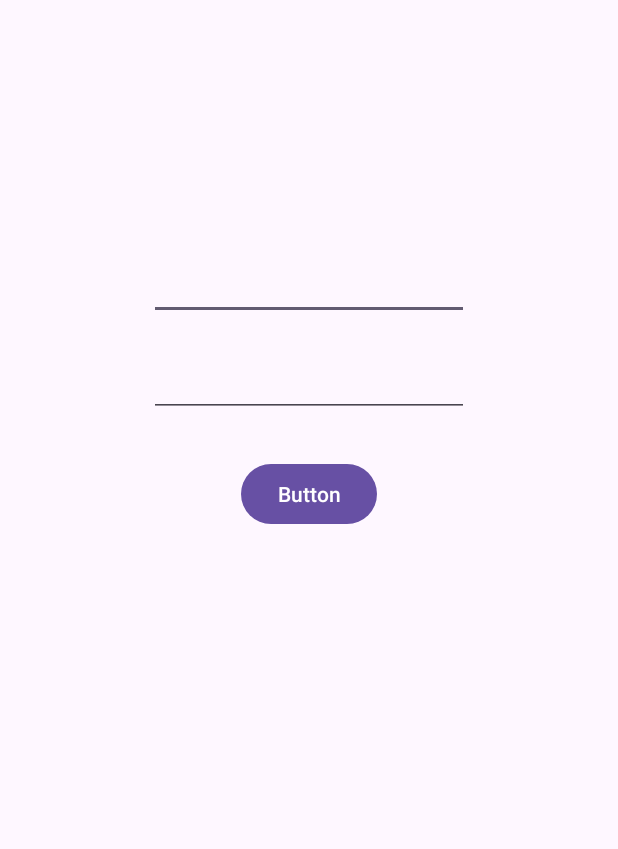
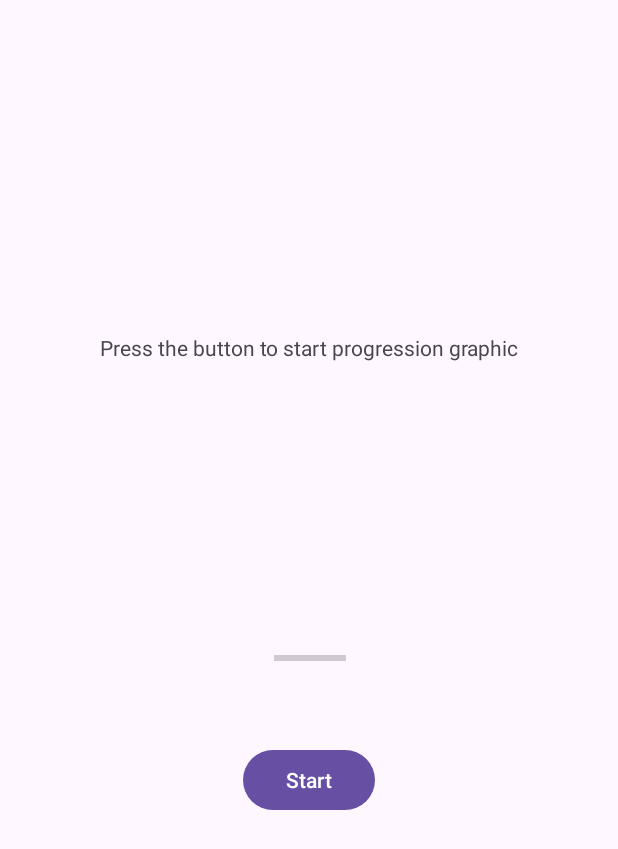
Before and after one commit to mohammedanas089/PracticeRepo, an Android app: the screen it shows after launch (MainActivity), on a phone screen of 412 x 824 dp. Shown: the top 849 px of the screen. Run offline under Robolectric (Android 15) with nearby library versions, the phone set to English and light mode, and no system bars.

Commit message:
Added Progression app and readme

```diff
--- a/MAD/LabTwo/app/src/main/AndroidManifest.xml
+++ b/MAD/LabTwo/app/src/main/AndroidManifest.xml
@@ -13,9 +13,6 @@
         android:theme="@style/Theme.LabTwo"
         tools:targetApi="31">
         <activity
-            android:name=".MainActivity2"
-            android:exported="false" />
-        <activity
             android:name=".MainActivity"
             android:exported="true">
             <intent-filter>
--- a/MAD/LabTwo/app/src/main/java/com/example/labtwo/MainActivity.java
+++ b/MAD/LabTwo/app/src/main/java/com/example/labtwo/MainActivity.java
@@ -1,29 +1,68 @@
 package com.example.labtwo;
 
+import androidx.appcompat.app.AlertDialog;
 import androidx.appcompat.app.AppCompatActivity;
 
-import android.content.Intent;
+import android.content.DialogInterface;
 import android.os.Bundle;
+import android.os.CountDownTimer;
+import android.os.Looper;
+import android.os.SystemClock;
+import android.util.Log;
 import android.view.View;
 import android.widget.Button;
+import android.widget.ProgressBar;
+import android.widget.Toast;
+
+import java.util.Timer;
+import java.util.TimerTask;
 
 public class MainActivity extends AppCompatActivity {
-
+    ProgressBar progressbar;
+    Button button;
+    int curprog=0;
     @Override
     protected void onCreate(Bundle savedInstanceState) {
         super.onCreate(savedInstanceState);
         setContentView(R.layout.activity_main);
 
-        Button moveToSecondActivityButton = findViewById(R.id.button);
+        button=findViewById(R.id.progressbutton);
+        progressbar=findViewById(R.id.loadbar);
 
-        moveToSecondActivityButton.setOnClickListener(new View.OnClickListener() {
+        Timer t=new Timer();
+        TimerTask tt=new TimerTask() {
+            @Override
+            public void run() {
+                curprog+=5;
+                runOnUiThread(new Runnable() {
+                    @Override
+                    public void run() {
+                        progressbar.setProgress(curprog);
+                        if(curprog==100){
+                            Log.e(" ",String.valueOf(curprog));
+                            t.cancel();
+                            showCompletionMessage();
+                        }
+                    }
+                });
+
+            }
+        };
+
+        button.setOnClickListener(new View.OnClickListener() {
             @Override
             public void onClick(View v) {
-                // Code to execute when the button is clicked
-                Intent intent = new Intent(MainActivity.this, MainActivity2.class);
-                intent.putExtra("userInput", "Checking");
-                startActivity(intent);
+                //SystemClock.sleep(1000);
+                t.schedule(tt,0,100);
+
             }
         });
     }
+    private void showCompletionMessage() {
+        AlertDialog.Builder builder = new AlertDialog.Builder(this);
+        builder.setMessage("Process Completed!")
+                .setPositiveButton("OK", null)
+                .create()
+                .show();
+    }
 }
--- a/MAD/LabTwo/app/src/main/res/layout/activity_main.xml
+++ b/MAD/LabTwo/app/src/main/res/layout/activity_main.xml
@@ -6,35 +6,37 @@
     android:layout_height="match_parent"
     tools:context=".MainActivity">
 
-    <Button
-        android:id="@+id/button"
+    <TextView
+        android:id="@+id/messageView"
         android:layout_width="wrap_content"
         android:layout_height="wrap_content"
-        android:layout_marginTop="27dp"
-        android:text="Button"
+        android:text="Press the button to start progression graphic"
+        app:layout_constraintBottom_toBottomOf="parent"
         app:layout_constraintEnd_toEndOf="parent"
         app:layout_constraintStart_toStartOf="parent"
-        app:layout_constraintTop_toBottomOf="@+id/editTextTextPassword" />
+        app:layout_constraintTop_toTopOf="parent"
+        app:layout_constraintVertical_bias="0.276" />
 
-    <EditText
-        android:id="@+id/editTextTextEmailAddress"
+    <ProgressBar
+        android:id="@+id/loadbar"
+        style="?android:attr/progressBarStyleHorizontal"
         android:layout_width="wrap_content"
         android:layout_height="wrap_content"
-        android:layout_marginTop="168dp"
-        android:ems="10"
-        android:inputType="textEmailAddress"
-        app:layout_constraintEnd_toEndOf="parent"
-        app:layout_constraintStart_toStartOf="parent"
-        app:layout_constraintTop_toTopOf="parent" />
+        android:layout_marginEnd="19dp"
+        android:layout_marginBottom="49dp"
+        app:layout_constraintBottom_toTopOf="@+id/progressbutton"
+        app:layout_constraintEnd_toEndOf="@+id/progressbutton" />
 
-    <EditText
-        android:id="@+id/editTextTextPassword"
+
+    <Button
+        android:id="@+id/progressbutton"
         android:layout_width="wrap_content"
         android:layout_height="wrap_content"
-        android:layout_marginTop="19dp"
-        android:ems="10"
-        android:inputType="textPassword"
-        app:layout_constraintStart_toStartOf="@+id/editTextTextEmailAddress"
-        app:layout_constraintTop_toBottomOf="@+id/editTextTextEmailAddress" />
+        android:layout_marginBottom="280dp"
+        android:text="Start"
+        app:layout_constraintBottom_toBottomOf="parent"
+        app:layout_constraintEnd_toEndOf="parent"
+        app:layout_constraintStart_toStartOf="parent" />
+
 
 </androidx.constraintlayout.widget.ConstraintLayout>
```
Also changed, not shown: MAD/LabTwo/app/src/main/java/com/example/labtwo/MainActivity2.java (deleted, +0 -18 lines), MAD/LabTwo/app/src/main/res/layout/activity_main2.xml (deleted, +0 -28 lines), MAD/LabTwo/gradle/wrapper/gradle-wrapper.properties, 1 other file.
